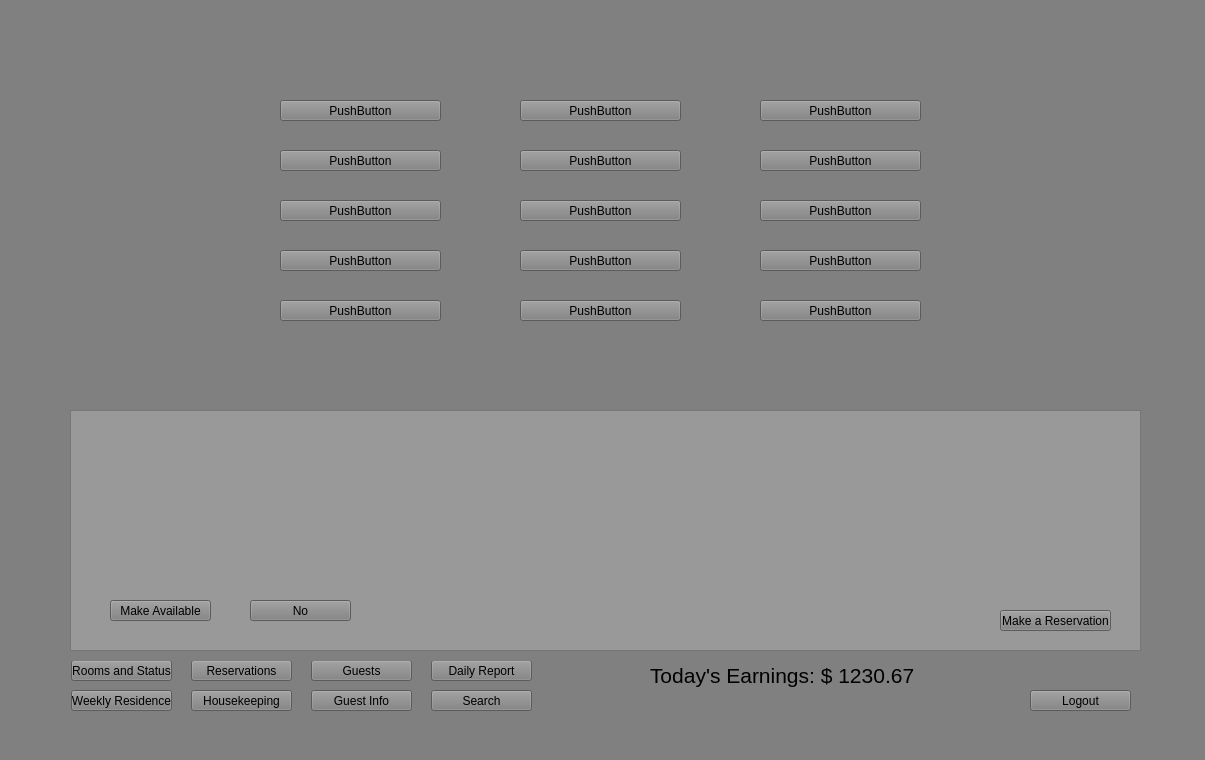
vain3219/463_project, file dashboard.ui: the form before one commit.
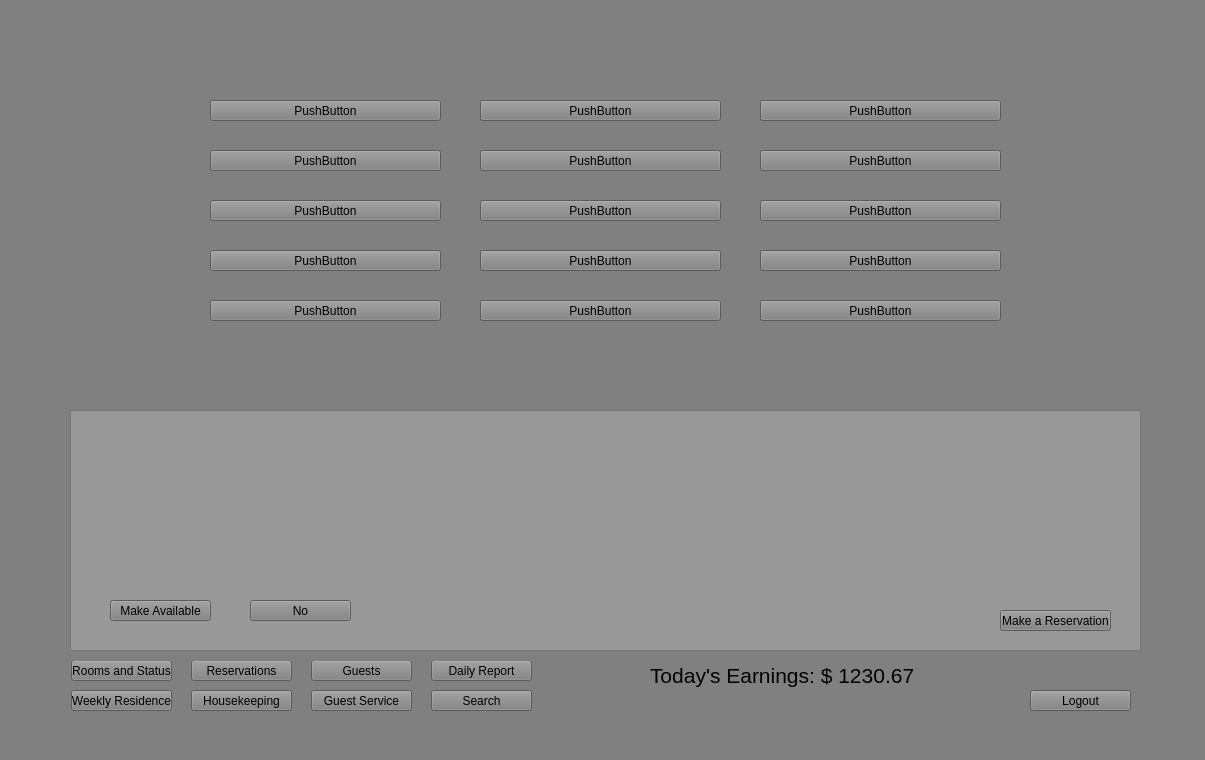
The form after the commit. The open tabs and pages were chosen to show the change.

Commit message: UI rework for capability 6

```diff
--- a/dashboard.ui
+++ b/dashboard.ui
@@ -27,7 +27,7 @@
      </rect>
     </property>
     <property name="text">
-     <string>Guest Info</string>
+     <string>Guest Service</string>
     </property>
    </widget>
    <widget class="QPushButton" name="GuestsButton">
@@ -172,9 +172,9 @@
      <widget class="QPushButton" name="RoomButton_10">
       <property name="geometry">
        <rect>
-        <x>280</x>
+        <x>210</x>
         <y>120</y>
-        <width>161</width>
+        <width>231</width>
         <height>21</height>
        </rect>
       </property>
@@ -185,9 +185,9 @@
      <widget class="QPushButton" name="RoomButton_11">
       <property name="geometry">
        <rect>
-        <x>280</x>
+        <x>210</x>
         <y>170</y>
-        <width>161</width>
+        <width>231</width>
         <height>21</height>
        </rect>
       </property>
@@ -198,9 +198,9 @@
      <widget class="QPushButton" name="RoomButton_12">
       <property name="geometry">
        <rect>
-        <x>280</x>
+        <x>210</x>
         <y>220</y>
-        <width>161</width>
+        <width>231</width>
         <height>21</height>
        </rect>
       </property>
@@ -211,9 +211,9 @@
      <widget class="QPushButton" name="RoomButton_13">
       <property name="geometry">
        <rect>
-        <x>280</x>
+        <x>210</x>
         <y>270</y>
-        <width>161</width>
+        <width>231</width>
         <height>21</height>
        </rect>
       </property>
@@ -224,9 +224,9 @@
      <widget class="QPushButton" name="RoomButton_14">
       <property name="geometry">
        <rect>
-        <x>280</x>
+        <x>210</x>
         <y>320</y>
-        <width>161</width>
+        <width>231</width>
         <height>21</height>
        </rect>
       </property>
@@ -237,9 +237,9 @@
      <widget class="QPushButton" name="RoomButton_15">
       <property name="geometry">
        <rect>
-        <x>520</x>
+        <x>480</x>
         <y>120</y>
-        <width>161</width>
+        <width>241</width>
         <height>21</height>
        </rect>
       </property>
@@ -250,9 +250,9 @@
      <widget class="QPushButton" name="RoomButton_16">
       <property name="geometry">
        <rect>
-        <x>520</x>
+        <x>480</x>
         <y>170</y>
-        <width>161</width>
+        <width>241</width>
         <height>21</height>
        </rect>
       </property>
@@ -263,9 +263,9 @@
      <widget class="QPushButton" name="RoomButton_17">
       <property name="geometry">
        <rect>
-        <x>520</x>
+        <x>480</x>
         <y>220</y>
-        <width>161</width>
+        <width>241</width>
         <height>21</height>
        </rect>
       </property>
@@ -276,9 +276,9 @@
      <widget class="QPushButton" name="RoomButton_18">
       <property name="geometry">
        <rect>
-        <x>520</x>
+        <x>480</x>
         <y>270</y>
-        <width>161</width>
+        <width>241</width>
         <height>21</height>
        </rect>
       </property>
@@ -289,9 +289,9 @@
      <widget class="QPushButton" name="RoomButton_19">
       <property name="geometry">
        <rect>
-        <x>520</x>
+        <x>480</x>
         <y>320</y>
-        <width>161</width>
+        <width>241</width>
         <height>21</height>
        </rect>
       </property>
@@ -304,7 +304,7 @@
        <rect>
         <x>760</x>
         <y>120</y>
-        <width>161</width>
+        <width>241</width>
         <height>21</height>
        </rect>
       </property>
@@ -317,7 +317,7 @@
        <rect>
         <x>760</x>
         <y>170</y>
-        <width>161</width>
+        <width>241</width>
         <height>21</height>
        </rect>
       </property>
@@ -330,7 +330,7 @@
        <rect>
         <x>760</x>
         <y>220</y>
-        <width>161</width>
+        <width>241</width>
         <height>21</height>
        </rect>
       </property>
@@ -343,7 +343,7 @@
        <rect>
         <x>760</x>
         <y>270</y>
-        <width>161</width>
+        <width>241</width>
         <height>21</height>
        </rect>
       </property>
@@ -356,7 +356,7 @@
        <rect>
         <x>760</x>
         <y>320</y>
-        <width>161</width>
+        <width>241</width>
         <height>21</height>
        </rect>
       </property>
```
Left out of the diff: 43 changed lines with no effect on the pictures. The commit also changes 6 other files.
